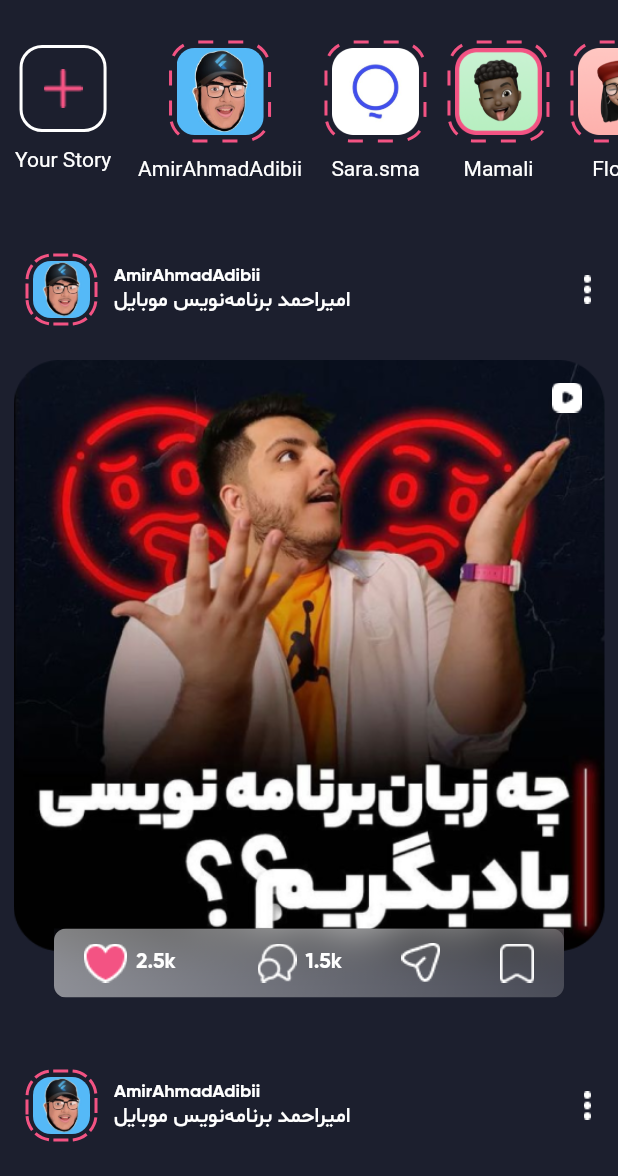
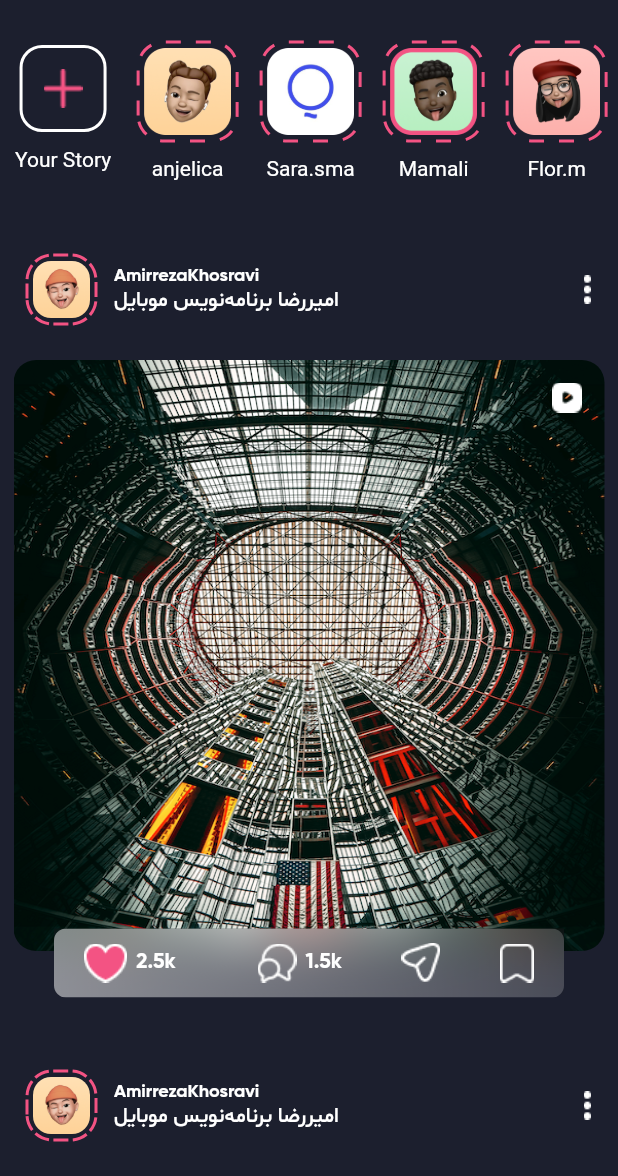
Before and after one commit to Amirreza-Khosravi/instagram, a Flutter app: the HomeScreen screen opened directly, on a phone screen of 412 x 824 dp, the part 60-1236 px from its top. Run offline on Flutter 3.47's test engine with Material 2 defaults, Android fonts, the phone set to English and light mode, and no system bars; drawn by our look-alikes of dotted_border.

```diff
--- a/lib/screens/home_screen.dart
+++ b/lib/screens/home_screen.dart
@@ -19,15 +19,13 @@ class HomeScreen extends StatelessWidget {
               child: _getStoryList(),
             ),
             SliverList(
-              delegate: SliverChildBuilderDelegate(
-                (context, index) {
-                  return Column(
-                    children: [
-                      _getPostList(),
-                    ],
-                  );
-                },
-              ),
+              delegate: SliverChildBuilderDelegate((context, index) {
+                return Column(
+                  children: [
+                    _getPostList(),
+                  ],
+                );
+              }, childCount: 1),
             ),
           ],
         ),
@@ -50,7 +48,7 @@ class HomeScreen extends StatelessWidget {
     return ListView.builder(
       physics: NeverScrollableScrollPhysics(),
       shrinkWrap: true,
-      itemCount: 9,
+      itemCount: 5,
       itemBuilder: (context, index) => _getPost(context, index),
     );
   }
@@ -67,9 +65,9 @@ class HomeScreen extends StatelessWidget {
   }
 
   List<String> _getPostCover() => [
-        "images/post_cover03.png",
-        "images/post_cover02.png",
-        "images/post_cover01.png",
+        "images/item7.png",
+        "images/item2.png",
+        "images/item9.png",
       ];
 
   Container _getBodyPost(BuildContext context, int index) {
@@ -212,7 +210,7 @@ class HomeScreen extends StatelessWidget {
               mainAxisSize: MainAxisSize.min,
               children: [
                 Text(
-                  "AmirAhmadAdibii",
+                  "AmirrezaKhosravi",
                   style: TextStyle(
                     color: Colors.white,
                     fontSize: 12,
@@ -220,7 +218,7 @@ class HomeScreen extends StatelessWidget {
                   ),
                 ),
                 Text(
-                  "امیراحمد برنامه‌نویس موبایل",
+                  "امیررضا برنامه‌نویس موبایل",
                   style: TextStyle(
                     color: Colors.white,
                     fontFamily: 'SM',
@@ -260,8 +258,8 @@ class HomeScreen extends StatelessWidget {
 
   List<String> _getDataFaceImage() {
     return [
-      "images/profile.png",
-      "images/profile.png",
+      "images/bottom02.png",
+      "images/bottom10.png",
       "images/bottom03.png",
       "images/bottom04.png",
       "images/bottom05.png",
@@ -278,7 +276,7 @@ class HomeScreen extends StatelessWidget {
   List<String> _getDataFaceName() {
     return [
       "Your Story",
-      "AmirAhmadAdibii",
+      "anjelica",
       "Sara.sma",
       "Mamali",
       "Flor.m",
@@ -347,7 +345,7 @@ class HomeScreen extends StatelessWidget {
           child: Container(
             height: 38,
             width: 38,
-            child: Image.asset('images/profile.png'),
+            child: Image.asset('images/bottom08.png'),
           ),
         ),
       ),
```
